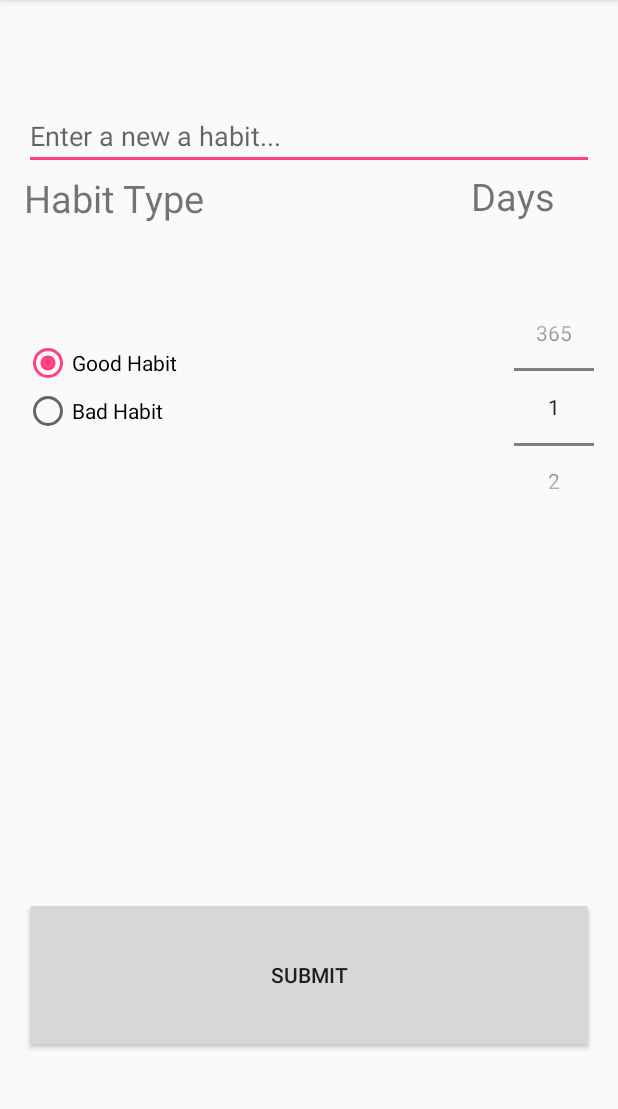
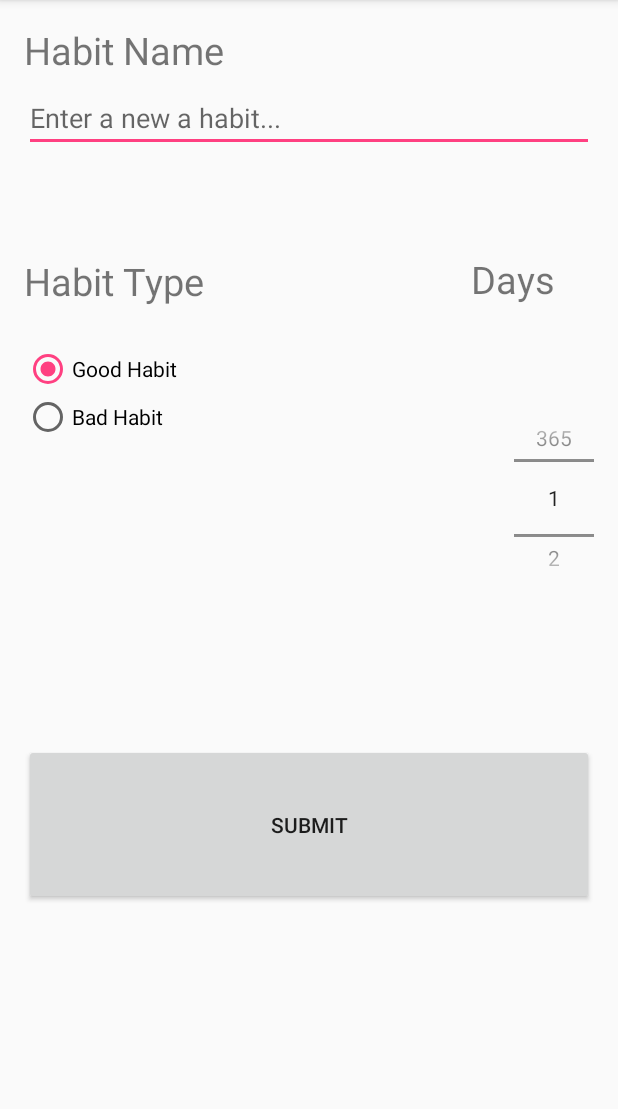
Before and after one commit to Digized/TheHabit, an Android app: the AddHabit screen opened directly, with no data from a screen before it, on a phone screen of 412 x 824 dp, the part 84-1193 px from its top. Run offline under Robolectric (Android 15) with nearby library versions, the phone set to English and light mode, and no system bars.

```diff
--- a/app/src/main/java/org/coolpeople/thehabit/AddHabit.java
+++ b/app/src/main/java/org/coolpeople/thehabit/AddHabit.java
@@ -19,6 +19,7 @@ public class AddHabit extends AppCompatActivity {
         super.onCreate(savedInstanceState);
         setContentView(R.layout.activity_add_habit);
 
+        // Number Picker - Slider
         final NumberPicker numPicker = (NumberPicker)findViewById(R.id.numberPicker);
         numPicker.setMinValue(1);
         numPicker.setMaxValue(365);
--- a/app/src/main/res/layout/activity_add_habit.xml
+++ b/app/src/main/res/layout/activity_add_habit.xml
@@ -11,17 +11,31 @@
     android:weightSum="1"
     android:orientation="vertical">
 
+    <TextView
+        android:text="Habit Name"
+        android:textSize="25dp"
+        android:layout_width="match_parent"
+        android:layout_height="wrap_content"
+        android:id="@+id/habitName"
+        android:layout_centerVertical="true"
+        android:layout_alignParentLeft="true"
+        android:layout_alignParentStart="true" />
+
     <EditText
         android:layout_width="match_parent"
         android:layout_height="wrap_content"
         android:inputType="textPersonName"
         android:ems="10"
-        android:id="@+id/editText2"
+        android:id="@+id/editTextHabit"
         android:layout_alignParentTop="true"
         android:layout_alignParentLeft="true"
         android:layout_alignParentStart="true"
-        android:layout_marginTop="52dp"
+        android:layout_marginTop="5dp"
         android:hint="Enter a new a habit..." />
+
+    <Space
+        android:layout_width="match_parent"
+        android:layout_height="67dp" />
 
     <RelativeLayout
         android:layout_width="wrap_content"
@@ -30,7 +44,8 @@
 
         <RelativeLayout
             android:layout_width="353dp"
-            android:layout_height="37dp">
+            android:layout_height="37dp"
+            android:id="@+id/relativeLayout">
 
             <TextView
                 android:text="Days"
@@ -38,7 +53,7 @@
                 android:gravity="right"
                 android:layout_width="wrap_content"
                 android:layout_height="wrap_content"
-                android:id="@+id/textView7"
+                android:id="@+id/textViewDays"
                 android:layout_alignParentBottom="true"
                 android:layout_alignParentRight="true"
                 android:layout_alignParentEnd="true"
@@ -49,7 +64,7 @@
                 android:textSize="25dp"
                 android:layout_width="wrap_content"
                 android:layout_height="wrap_content"
-                android:id="@+id/textView6"
+                android:id="@+id/textViewHabitType"
                 android:layout_centerVertical="true"
                 android:layout_alignParentLeft="true"
                 android:layout_alignParentStart="true" />
@@ -57,17 +72,18 @@
 
         <NumberPicker
             android:layout_width="53dp"
-            android:layout_height="148dp"
             android:id="@+id/numberPicker"
             android:layout_centerVertical="true"
             android:layout_alignParentRight="true"
-            android:layout_alignParentEnd="true" />
+            android:layout_alignParentEnd="true"
+            android:layout_height="120dp" />
 
         <RadioGroup
             android:id="@+id/radioHabitType"
             android:layout_width="131dp"
             android:layout_height="90dp"
-            android:layout_centerVertical="true"
+            android:layout_marginTop="24dp"
+            android:layout_below="@+id/relativeLayout"
             android:layout_alignParentLeft="true"
             android:layout_alignParentStart="true">
 
@@ -88,11 +104,6 @@
 
     </RelativeLayout>
 
-    <Space
-        android:layout_width="match_parent"
-        android:layout_height="80dp"
-        android:layout_weight="0.24" />
-
     <Button
         android:text="@string/submit"
         android:layout_width="match_parent"
```
Also changed, not shown: app/src/main/res/layout/content_main.xml (+17 -12 lines).
